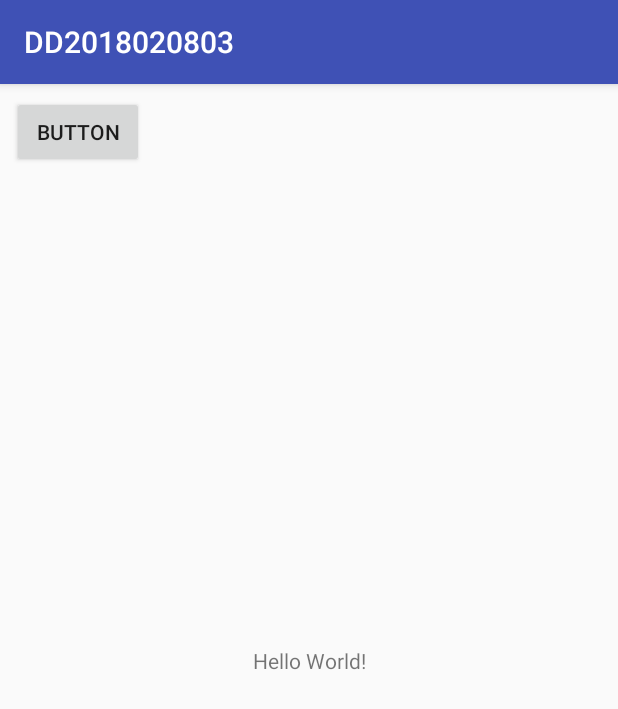
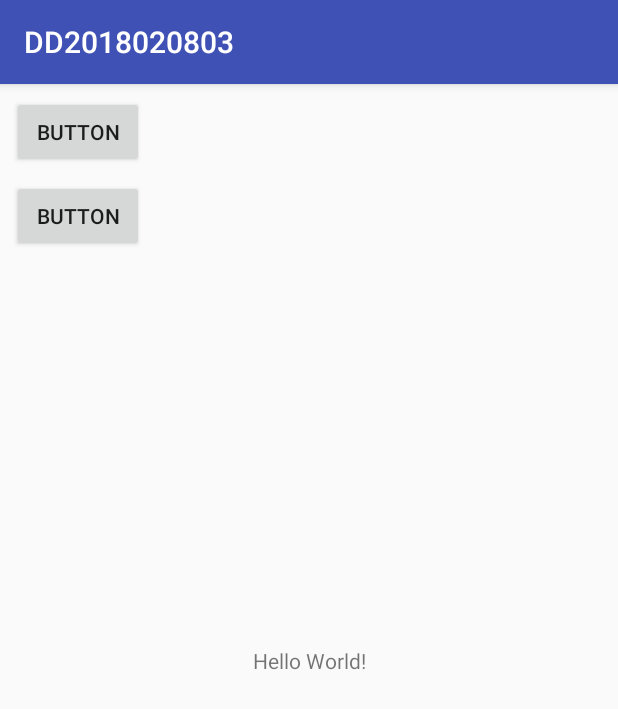
Before and after one commit to Shaojung/DD2018020803, an Android app: the screen it shows after launch (MainActivity), after a tap on "BUTTON", on a phone screen of 412 x 824 dp. Shown: the top 709 px of the screen. Run offline under Robolectric (Android 15) with nearby library versions, the phone set to English and light mode, and no system bars.

```diff
--- a/app/src/main/java/tw/com/pcschool/dd2018020803/MainActivity.java
+++ b/app/src/main/java/tw/com/pcschool/dd2018020803/MainActivity.java
@@ -9,19 +9,24 @@ import android.view.View;
 
 public class MainActivity extends AppCompatActivity {
     JobScheduler jobScheduler;
+    JobInfo jobInfo;
     @Override
     protected void onCreate(Bundle savedInstanceState) {
         super.onCreate(savedInstanceState);
         setContentView(R.layout.activity_main);
         jobScheduler = (JobScheduler) getSystemService(JOB_SCHEDULER_SERVICE);
-    }
-    public void click1(View v)
-    {
         JobInfo.Builder builder = new JobInfo.Builder( 1,
                 new ComponentName(getPackageName(),
                         MyJobService.class.getName() ) );
         builder.setPeriodic(3000);
-        jobScheduler.schedule(builder.build());
-
+        jobInfo = builder.build();
+    }
+    public void click1(View v)
+    {
+        jobScheduler.schedule(jobInfo);
+    }
+    public void click2(View v)
+    {
+        jobScheduler.cancel(1);
     }
 }
--- a/app/src/main/res/layout/activity_main.xml
+++ b/app/src/main/res/layout/activity_main.xml
@@ -26,4 +26,15 @@
         app:layout_constraintStart_toStartOf="parent"
         app:layout_constraintTop_toTopOf="parent" />
 
+    <Button
+        android:id="@+id/button2"
+        android:layout_width="wrap_content"
+        android:layout_height="wrap_content"
+        android:layout_marginStart="8dp"
+        android:layout_marginTop="8dp"
+        android:onClick="click2"
+        android:text="Button"
+        app:layout_constraintStart_toStartOf="parent"
+        app:layout_constraintTop_toBottomOf="@+id/button" />
+
 </android.support.constraint.ConstraintLayout>
```
